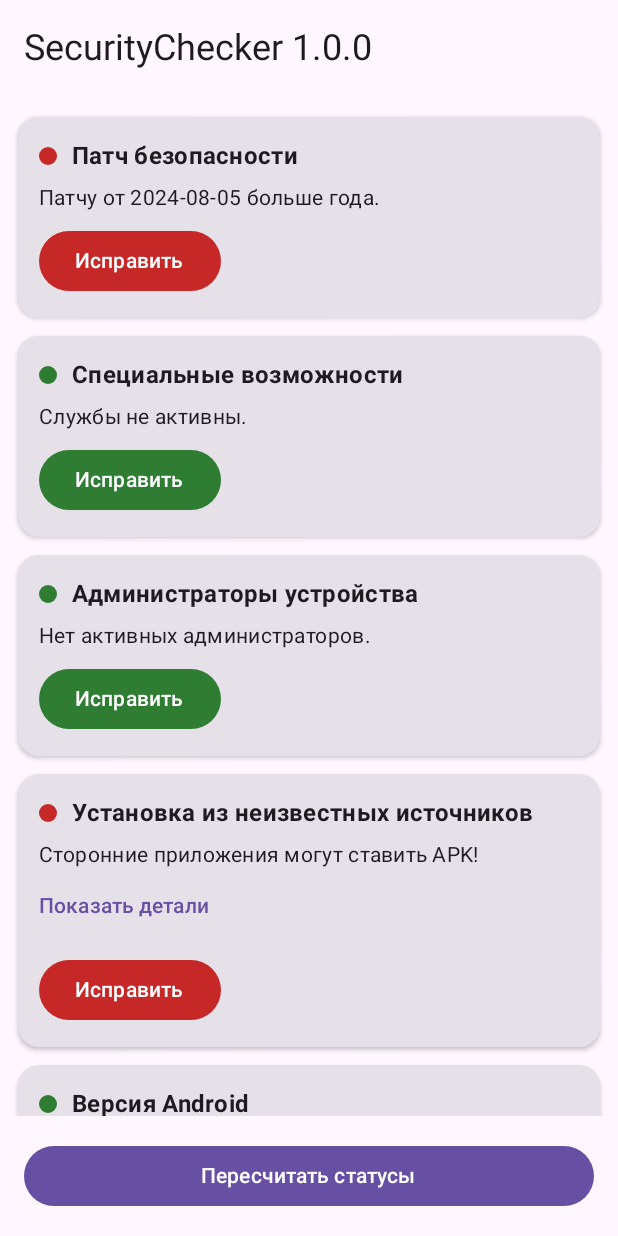
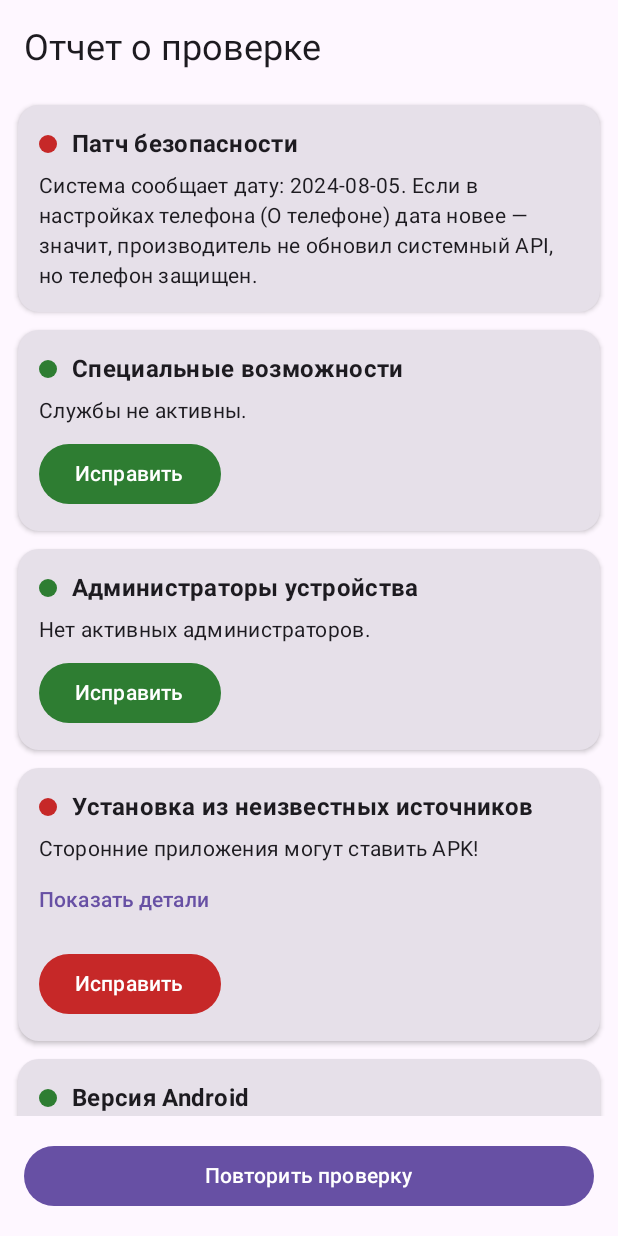
Before and after one commit to IIgangsta/SecurityChecker, an Android app built with Jetpack Compose: the screen it shows after launch (MainActivity), after a tap on "Исправить", on a phone screen of 412 x 824 dp. Run offline under Robolectric (Android 15) with nearby library versions, the phone set to English and light mode, and no system bars; 1 other tap on this screen came first.

Commit message:
Feat: new UI, progress bar, better texts for patch and version

```diff
--- a/app/build.gradle.kts
+++ b/app/build.gradle.kts
@@ -12,8 +12,8 @@ android {
         applicationId = "com.example.securitychecker"
         minSdk = 26
         targetSdk = 34
-        versionCode = 1
-        versionName = "1.0.0"
+        versionCode = 2
+        versionName = "1.0.1"
     }
 
     buildTypes {
--- a/app/src/main/java/com/example/securitychecker/MainActivity.kt
+++ b/app/src/main/java/com/example/securitychecker/MainActivity.kt
@@ -1,6 +1,7 @@
 package com.example.securitychecker
 
 import android.content.ActivityNotFoundException
+import android.os.Build
 import android.os.Bundle
 import android.widget.Toast
 import androidx.activity.ComponentActivity
@@ -10,47 +11,26 @@ import androidx.compose.foundation.lazy.LazyColumn
 import androidx.compose.foundation.lazy.items
 import androidx.compose.material3.*
 import androidx.compose.runtime.*
+import androidx.compose.ui.Alignment
 import androidx.compose.ui.Modifier
 import androidx.compose.ui.unit.dp
 import com.example.securitychecker.models.CheckResult
 import com.example.securitychecker.ui.CheckCard
+import kotlinx.coroutines.delay
 
 class MainActivity : ComponentActivity() {
-    private var refreshKey by mutableIntStateOf(0)
-
     override fun onCreate(savedInstanceState: Bundle?) {
         super.onCreate(savedInstanceState)
         setContent {
             MaterialTheme {
                 Surface(Modifier.fillMaxSize()) {
-                    val results = remember(refreshKey) { CheckEngine.runAll(this) }
-
-                    Column(Modifier.fillMaxSize()) {
-                        Text(
-                            "SecurityChecker 1.0.0",
-                            modifier = Modifier.padding(16.dp),
-                            style = MaterialTheme.typography.headlineSmall
-                        )
-                        Spacer(Modifier.height(8.dp))
-
-                        LazyColumn(Modifier.weight(1f)) {
-                            items(results) { r ->
-                                CheckCard(r, onFix = { launchFix(r) })
-                            }
-                            item { Spacer(Modifier.height(24.dp)) }
-                        }
-
-                        Button(
-                            modifier = Modifier.fillMaxWidth().padding(16.dp),
-                            onClick = { refreshKey++ }
-                        ) { Text("Пересчитать статусы") }
-                    }
+                    SecurityCheckerScreen(this)
                 }
             }
         }
     }
 
-    private fun launchFix(result: CheckResult) {
+    fun launchFix(result: CheckResult) {
         val intent = result.fixIntent ?: return
         try {
             startActivity(intent)
@@ -58,9 +38,81 @@ class MainActivity : ComponentActivity() {
             Toast.makeText(this, "Экран недоступен", Toast.LENGTH_SHORT).show()
         }
     }
+}
 
-    override fun onResume() {
-        super.onResume()
-        refreshKey++
+@Composable
+fun SecurityCheckerScreen(activity: MainActivity) {
+    var started by remember { mutableStateOf(false) }
+    var progress by remember { mutableIntStateOf(0) }
+    var results by remember { mutableStateOf<List<CheckResult>>(emptyList()) }
+
+    LaunchedEffect(started) {
+        if (started && progress == 0) {
+            val allResults = CheckEngine.runAll(activity)
+            for (i in 1..10) {
+                delay(150)
+                progress = i * 10
+            }
+            results = allResults
+        }
+    }
+
+    if (!started) {
+        // Экран приветствия
+        Column(
+            modifier = Modifier.fillMaxSize().padding(24.dp),
+            horizontalAlignment = Alignment.CenterHorizontally,
+            verticalArrangement = Arrangement.Center
+        ) {
+            Text("SecurityChecker 1.0.1", style = MaterialTheme.typography.headlineMedium)
+            Spacer(Modifier.height(16.dp))
+            Text("Модель: ${Build.MANUFACTURER} ${Build.MODEL}", style = MaterialTheme.typography.bodyLarge)
+            Text("Android: ${Build.VERSION.RELEASE} (API ${Build.VERSION.SDK_INT})", style = MaterialTheme.typography.bodyLarge)
+            Spacer(Modifier.height(32.dp))
+            Button(onClick = { started = true }, modifier = Modifier.fillMaxWidth().height(56.dp)) {
+                Text("Начать проверку", style = MaterialTheme.typography.titleMedium)
+            }
+        }
+    } else if (progress < 100) {
+        // Экран загрузки
+        Column(
+            modifier = Modifier.fillMaxSize(),
+            horizontalAlignment = Alignment.CenterHorizontally,
+            verticalArrangement = Arrangement.Center
+        ) {
+            Text("Сканирование системы...", style = MaterialTheme.typography.titleMedium)
+            Spacer(Modifier.height(24.dp))
+            Box(contentAlignment = Alignment.Center) {
+                CircularProgressIndicator(
+                    progress = { progress / 100f }, // Исправлено для новых версий Compose
+                    modifier = Modifier.size(120.dp),
+                    strokeWidth = 8.dp
+                )
+                Text("$progress%", style = MaterialTheme.typography.headlineMedium)
+            }
+        }
+    } else {
+        // Экран результатов
+        Column(Modifier.fillMaxSize()) {
+            Text(
+                "Отчет о проверке",
+                modifier = Modifier.padding(16.dp),
+                style = MaterialTheme.typography.headlineSmall
+            )
+            LazyColumn(Modifier.weight(1f)) {
+                items(results) { r ->
+                    CheckCard(r, onFix = { activity.launchFix(r) })
+                }
+                item { Spacer(Modifier.height(24.dp)) }
+            }
+            Button(
+                modifier = Modifier.fillMaxWidth().padding(16.dp),
+                onClick = {
+                    started = false
+                    progress = 0
+                    results = emptyList()
+                }
+            ) { Text("Повторить проверку") }
+        }
     }
 }
--- a/app/src/main/java/com/example/securitychecker/checks/AndroidVersionCheck.kt
+++ b/app/src/main/java/com/example/securitychecker/checks/AndroidVersionCheck.kt
@@ -1,9 +1,7 @@
 package com.example.securitychecker.checks
 
 import android.content.Context
-import android.content.Intent
 import android.os.Build
-import android.provider.Settings
 import com.example.securitychecker.models.CheckResult
 import com.example.securitychecker.models.CheckStatus
 
@@ -14,9 +12,18 @@ object AndroidVersionCheck {
         val release = Build.VERSION.RELEASE
 
         return when {
-            sdk < Build.VERSION_CODES.S -> CheckResult("version", title, CheckStatus.RED, "Android $release — устарел.", fixIntent = Intent(Settings.ACTION_DEVICE_INFO_SETTINGS))
-            sdk < Build.VERSION_CODES.UPSIDE_DOWN_CAKE -> CheckResult("version", title, CheckStatus.YELLOW, "Android $release — не самая свежая.", fixIntent = Intent(Settings.ACTION_DEVICE_INFO_SETTINGS))
-            else -> CheckResult("version", title, CheckStatus.GREEN, "Android $release — актуальная.", fixIntent = Intent(Settings.ACTION_DEVICE_INFO_SETTINGS))
+            sdk < Build.VERSION_CODES.S -> CheckResult(
+                "version", title, CheckStatus.YELLOW,
+                "Android $release (API $sdk) — версия старше Android 12. Поддержка производителя могла истечь. Будьте осторожнее с установкой APK из неизвестных источников."
+            )
+            sdk < Build.VERSION_CODES.UPSIDE_DOWN_CAKE -> CheckResult(
+                "version", title, CheckStatus.GREEN,
+                "Android $release (API $sdk) — поддерживаемая версия."
+            )
+            else -> CheckResult(
+                "version", title, CheckStatus.GREEN,
+                "Android $release (API $sdk) — актуальная версия."
+            )
         }
     }
 }
--- a/app/src/main/java/com/example/securitychecker/checks/SecurityPatchCheck.kt
+++ b/app/src/main/java/com/example/securitychecker/checks/SecurityPatchCheck.kt
@@ -1,9 +1,7 @@
 package com.example.securitychecker.checks
 
 import android.content.Context
-import android.content.Intent
 import android.os.Build
-import android.provider.Settings
 import com.example.securitychecker.models.CheckResult
 import com.example.securitychecker.models.CheckStatus
 import java.text.SimpleDateFormat
@@ -16,18 +14,27 @@ object SecurityPatchCheck {
         val title = "Патч безопасности"
 
         if (patch.isNullOrBlank() || patch == "unknown") {
-            return CheckResult("patch", title, CheckStatus.RED, "Не удалось определить дату патча.", fixIntent = Intent(Settings.ACTION_SECURITY_SETTINGS))
+            return CheckResult("patch", title, CheckStatus.RED, "Не удалось определить дату патча.")
         }
 
         val date = try { SimpleDateFormat("yyyy-MM-dd", Locale.US).parse(patch) } catch (e: Exception) { null }
-        if (date == null) return CheckResult("patch", title, CheckStatus.YELLOW, "Формат даты: $patch", fixIntent = Intent(Settings.ACTION_SECURITY_SETTINGS))
+        if (date == null) return CheckResult("patch", title, CheckStatus.YELLOW, "Формат даты: $patch")
 
         val months = TimeUnit.MILLISECONDS.toDays(System.currentTimeMillis() - date.time) / 30.0
-        val (status, summary) = when {
-            months < 6.0  -> CheckStatus.GREEN to "Патч от $patch — свежий."
-            months < 12.0 -> CheckStatus.YELLOW to "Патчу от $patch уже %.1f мес.".format(months)
-            else          -> CheckStatus.RED to "Патчу от $patch больше года."
+
+        // Если в настройках дата новее, значит производитель не обновил системный API
+        val summary = when {
+            months < 6.0  -> "Патч от $patch — свежий."
+            months < 12.0 -> "Патчу от $patch уже %.1f мес. Обновите систему, если доступно.".format(months)
+            else          -> "Система сообщает дату: $patch. Если в настройках телефона (О телефоне) дата новее — значит, производитель не обновил системный API, но телефон защищен."
         }
-        return CheckResult("patch", title, status, summary, fixIntent = Intent(Settings.ACTION_SECURITY_SETTINGS))
+
+        val status = when {
+            months < 6.0  -> CheckStatus.GREEN
+            months < 12.0 -> CheckStatus.YELLOW
+            else          -> CheckStatus.RED
+        }
+
+        return CheckResult("patch", title, status, summary)
     }
 }
```
